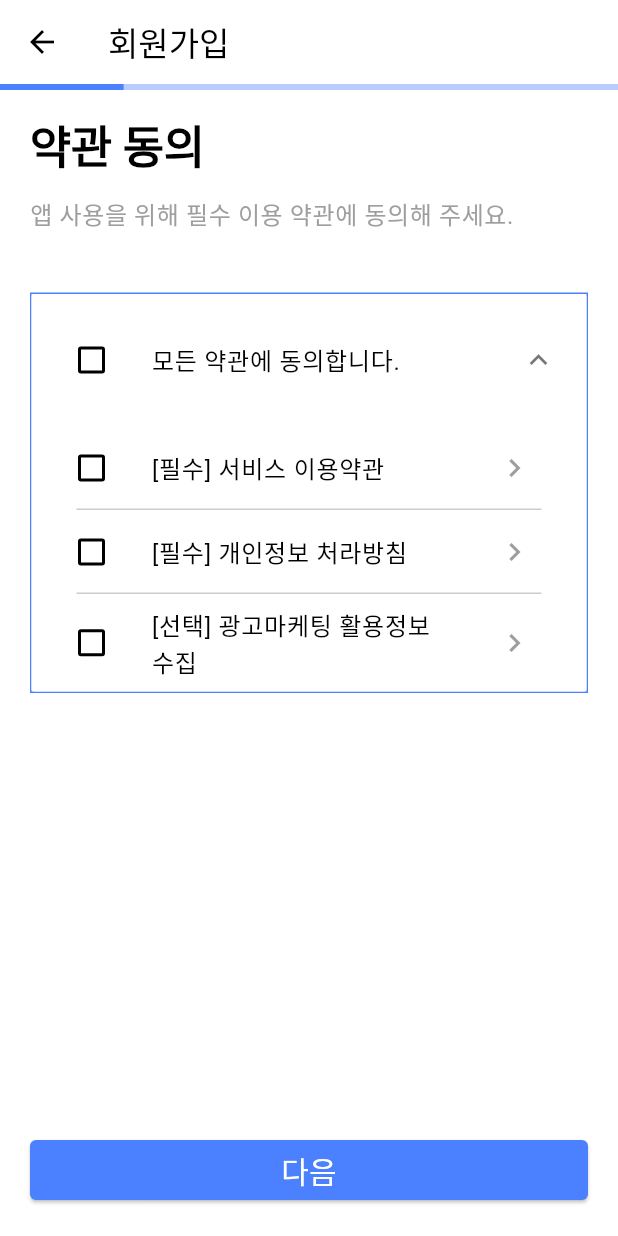
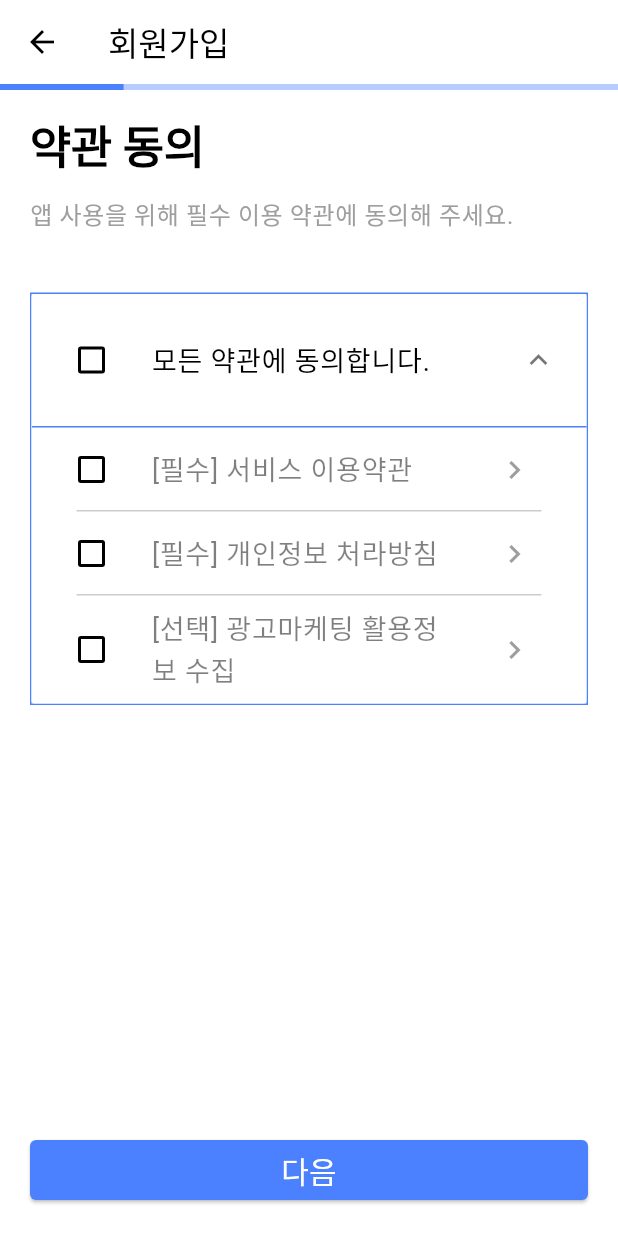
Before and after one commit to Dream-Maker-Inc/si_hicoach_fe, a Flutter app: the SignUpAgreementPage screen opened by its route, after a tap on the "expand more" icon, on a phone screen of 412 x 824 dp. Run offline on Flutter 3.47's test engine with Material 2 defaults, Android fonts, the phone set to English and light mode, and no system bars.

Commit message:
refactor: 약관동의 페이지

```diff
--- a/lib/common/checkbox_themes.dart
+++ b/lib/common/checkbox_themes.dart
@@ -1,4 +1,3 @@
 import 'package:flutter/material.dart';
 
-var checkboxThemes = CheckboxThemeData(
-);
+var checkboxThemes = CheckboxThemeData();
--- a/lib/common/color_schemes.dart
+++ b/lib/common/color_schemes.dart
@@ -3,8 +3,9 @@ import 'package:flutter/material.dart';
 const colorScheme = ColorScheme(
   primary: Color.fromRGBO(75, 128, 255, 1),
   onPrimary: Colors.white,
-  secondary: Color.fromRGBO(71, 85, 164, 1),
+  secondary: Color.fromRGBO(75, 128, 255, 1),
   onSecondary: Colors.white,
+  onTertiary: Color.fromRGBO(0, 0, 0, 0.5),
   background: Color.fromRGBO(75, 128, 255, 1),
   onBackground: Color.fromRGBO(255, 255, 255, 1),
   surface: Color.fromRGBO(255, 255, 255, 1),
--- a/lib/pages/sign_up/agreement/agreement_list_item.dart
+++ b/lib/pages/sign_up/agreement/agreement_list_item.dart
@@ -18,7 +18,10 @@ class _AgreementListItemState extends State<AgreementListItem> {
       title: Text(
         widget.text,
         style: TextStyle(
-          color: _isAgreementChecked ? Colors.indigo : Colors.black,
+          color: _isAgreementChecked
+              ? Theme.of(context).colorScheme.primary
+              : Theme.of(context).colorScheme.onTertiary,
+          fontSize: 18,
         ),
       ),
       leading: Checkbox(
--- a/lib/pages/sign_up/sign_up_agreement.dart
+++ b/lib/pages/sign_up/sign_up_agreement.dart
@@ -81,8 +81,9 @@ class _SignUpAgreementPageState extends State<SignUpAgreementPage> {
                               '모든 약관에 동의합니다.',
                               style: TextStyle(
                                 color: _isAllChecked
-                                    ? Colors.indigo
-                                    : Colors.black,
+                                    ? Theme.of(context).colorScheme.primary
+                                    : Theme.of(context).colorScheme.onSurface,
+                                fontSize: 18,
                               ),
                             ),
                             leading: Checkbox(
@@ -92,7 +93,8 @@ class _SignUpAgreementPageState extends State<SignUpAgreementPage> {
                                   _isAllChecked = value!;
                                 });
                               },
-                              activeColor: Colors.indigo,
+                              activeColor:
+                                  Theme.of(context).colorScheme.primary,
                             ),
                             onTap: () {
                               setState(() {
@@ -102,22 +104,27 @@ class _SignUpAgreementPageState extends State<SignUpAgreementPage> {
                           );
                         },
                         body: Column(
-                          children: const <Widget>[
-                            AgreementListItem(text: '[필수] 서비스 이용약관'),
+                          children: <Widget>[
                             Divider(
+                              height: 1,
+                              thickness: 1,
+                              color: Theme.of(context).colorScheme.primary,
+                            ),
+                            const AgreementListItem(text: '[필수] 서비스 이용약관'),
+                            const Divider(
                               height: 0,
                               indent: 30,
                               endIndent: 30,
                               color: Color.fromRGBO(0, 0, 0, 0.2),
                             ),
-                            AgreementListItem(text: '[필수] 개인정보 처라방침'),
-                            Divider(
+                            const AgreementListItem(text: '[필수] 개인정보 처라방침'),
+                            const Divider(
                               height: 0,
                               indent: 30,
                               endIndent: 30,
                               color: Color.fromRGBO(0, 0, 0, 0.2),
                             ),
-                            AgreementListItem(text: '[선택] 광고마케팅 활용정보 수집'),
+                            const AgreementListItem(text: '[선택] 광고마케팅 활용정보 수집'),
                           ],
                         ),
                         isExpanded: _isCarouselExpanded,
```
Also changed, not shown: 11 other files.
